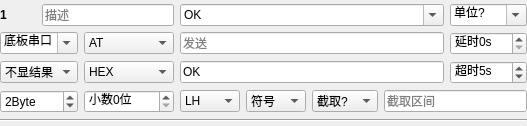
Old version of the form test_item_interface.ui in the repository m-RNA/labview-ini-editor.
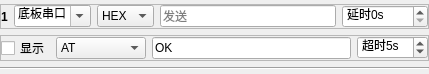
New version of the form.

Commit message: Remove：移除Cmd Item UI 无用项

The edit to the form file:
```diff
--- a/test_item_interface.ui
+++ b/test_item_interface.ui
@@ -6,14 +6,14 @@
    <rect>
     <x>0</x>
     <y>0</y>
-    <width>527</width>
-    <height>120</height>
+    <width>429</width>
+    <height>69</height>
    </rect>
   </property>
   <property name="windowTitle">
    <string>Form</string>
   </property>
-  <layout class="QGridLayout" name="gridLayout">
+  <layout class="QVBoxLayout" name="verticalLayout">
    <property name="leftMargin">
     <number>0</number>
    </property>
@@ -26,7 +26,28 @@
    <property name="bottomMargin">
     <number>4</number>
    </property>
-   <item row="0" column="0">
+   <item>
+    <widget class="QFrame" name="frame">
+     <property name="frameShape">
+      <enum>QFrame::StyledPanel</enum>
+     </property>
+     <property name="frameShadow">
+      <enum>QFrame::Raised</enum>
+     </property>
+     <layout class="QHBoxLayout" name="horizontalLayout">
+      <property name="leftMargin">
+       <number>0</number>
+      </property>
+      <property name="topMargin">
+       <number>0</number>
+      </property>
+      <property name="rightMargin">
+       <number>0</number>
+      </property>
+      <property name="bottomMargin">
+       <number>0</number>
+      </property>
+      <item>
     <widget class="QLabel" name="lbIndex">
      <property name="font">
       <font>
@@ -39,105 +60,7 @@
      </property>
     </widget>
    </item>
-   <item row="0" column="1" colspan="2">
-    <widget class="QLineEdit" name="leBrief">
-     <property name="sizePolicy">
-      <sizepolicy hsizetype="Expanding" vsizetype="Fixed">
-       <horstretch>0</horstretch>
-       <verstretch>0</verstretch>
-      </sizepolicy>
-     </property>
-     <property name="inputMask">
-      <string/>
-     </property>
-     <property name="placeholderText">
-      <string>描述</string>
-     </property>
-    </widget>
-   </item>
-   <item row="0" column="3" colspan="4">
-    <widget class="QComboBox" name="cbDataLimit">
-     <property name="editable">
-      <bool>true</bool>
-     </property>
-     <property name="currentIndex">
-      <number>0</number>
-     </property>
      <item>
-      <property name="text">
-       <string>OK</string>
-      </property>
-     </item>
-     <item>
-      <property name="text">
-       <string>READY</string>
-      </property>
-     </item>
-     <item>
-      <property name="text">
-       <string>AP READY</string>
-      </property>
-     </item>
-     <item>
-      <property name="text">
-       <string>[]</string>
-      </property>
-     </item>
-    </widget>
-   </item>
-   <item row="0" column="7">
-    <widget class="QComboBox" name="cbUnit">
-     <property name="editable">
-      <bool>true</bool>
-     </property>
-     <item>
-      <property name="text">
-       <string>单位?</string>
-      </property>
-     </item>
-     <item>
-      <property name="text">
-       <string>V</string>
-      </property>
-     </item>
-     <item>
-      <property name="text">
-       <string>mV</string>
-      </property>
-     </item>
-     <item>
-      <property name="text">
-       <string>A</string>
-      </property>
-     </item>
-     <item>
-      <property name="text">
-       <string>mA</string>
-      </property>
-     </item>
-     <item>
-      <property name="text">
-       <string>uA</string>
-      </property>
-     </item>
-     <item>
-      <property name="text">
-       <string>Hz</string>
-      </property>
-     </item>
-     <item>
-      <property name="text">
-       <string>kHz</string>
-      </property>
-     </item>
-     <item>
-      <property name="text">
-       <string>MHz</string>
-      </property>
-     </item>
-    </widget>
-   </item>
-   <item row="1" column="0" colspan="2">
     <widget class="QComboBox" name="cbComName">
      <property name="editable">
       <bool>true</bool>
@@ -154,7 +77,105 @@
      </item>
     </widget>
    </item>
-   <item row="1" column="2">
+      <item>
+       <widget class="QComboBox" name="cbEncode">
+        <property name="minimumSize">
+         <size>
+          <width>57</width>
+          <height>0</height>
+         </size>
+        </property>
+        <item>
+         <property name="text">
+          <string>HEX</string>
+         </property>
+        </item>
+        <item>
+         <property name="text">
+          <string>H2S</string>
+         </property>
+        </item>
+       </widget>
+      </item>
+      <item>
+       <widget class="QLineEdit" name="leTx">
+        <property name="sizePolicy">
+         <sizepolicy hsizetype="Expanding" vsizetype="Fixed">
+          <horstretch>1</horstretch>
+          <verstretch>0</verstretch>
+         </sizepolicy>
+        </property>
+        <property name="minimumSize">
+         <size>
+          <width>0</width>
+          <height>0</height>
+         </size>
+        </property>
+        <property name="text">
+         <string/>
+        </property>
+        <property name="placeholderText">
+         <string>发送</string>
+        </property>
+       </widget>
+      </item>
+      <item>
+       <widget class="QSpinBox" name="spbxDelay">
+        <property name="sizePolicy">
+         <sizepolicy hsizetype="Preferred" vsizetype="Fixed">
+          <horstretch>0</horstretch>
+          <verstretch>0</verstretch>
+         </sizepolicy>
+        </property>
+        <property name="minimumSize">
+         <size>
+          <width>86</width>
+          <height>0</height>
+         </size>
+        </property>
+        <property name="suffix">
+         <string>s</string>
+        </property>
+        <property name="prefix">
+         <string>延时</string>
+        </property>
+        <property name="maximum">
+         <number>99</number>
+        </property>
+       </widget>
+      </item>
+     </layout>
+    </widget>
+   </item>
+   <item>
+    <widget class="QFrame" name="frame_2">
+     <property name="frameShape">
+      <enum>QFrame::StyledPanel</enum>
+     </property>
+     <property name="frameShadow">
+      <enum>QFrame::Raised</enum>
+     </property>
+     <layout class="QHBoxLayout" name="horizontalLayout_2">
+      <property name="leftMargin">
+       <number>0</number>
+      </property>
+      <property name="topMargin">
+       <number>0</number>
+      </property>
+      <property name="rightMargin">
+       <number>0</number>
+      </property>
+      <property name="bottomMargin">
+       <number>0</number>
+      </property>
+      <item>
+       <widget class="QCheckBox" name="checkBox">
+        <property name="text">
+         <string>显示</string>
+        </property>
+       </widget>
+      </item>
+      <item>
     <widget class="QComboBox" name="cbTestType">
      <property name="currentIndex">
       <number>0</number>
@@ -201,75 +222,7 @@
      </item>
     </widget>
    </item>
-   <item row="1" column="3" colspan="4">
-    <widget class="QLineEdit" name="leTx">
-     <property name="sizePolicy">
-      <sizepolicy hsizetype="Expanding" vsizetype="Fixed">
-       <horstretch>1</horstretch>
-       <verstretch>0</verstretch>
-      </sizepolicy>
-     </property>
-     <property name="minimumSize">
-      <size>
-       <width>0</width>
-       <height>0</height>
-      </size>
-     </property>
-     <property name="text">
-      <string/>
-     </property>
-     <property name="placeholderText">
-      <string>发送</string>
-     </property>
-    </widget>
-   </item>
-   <item row="1" column="7">
-    <widget class="QSpinBox" name="spbxDelay">
-     <property name="suffix">
-      <string>s</string>
-     </property>
-     <property name="prefix">
-      <string>延时</string>
-     </property>
-     <property name="maximum">
-      <number>999</number>
-     </property>
-    </widget>
-   </item>
-   <item row="2" column="0" colspan="2">
-    <widget class="QComboBox" name="cbDisplayResult">
      <item>
-      <property name="text">
-       <string>不显结果</string>
-      </property>
-     </item>
-     <item>
-      <property name="text">
-       <string>显示结果</string>
-      </property>
-     </item>
-     <item>
-      <property name="text">
-       <string>&lt;_空白&gt;</string>
-      </property>
-     </item>
-    </widget>
-   </item>
-   <item row="2" column="2">
-    <widget class="QComboBox" name="cbEncode">
-     <item>
-      <property name="text">
-       <string>HEX</string>
-      </property>
-     </item>
-     <item>
-      <property name="text">
-       <string>H2S</string>
-      </property>
-     </item>
-    </widget>
-   </item>
-   <item row="2" column="3" colspan="4">
     <widget class="QLineEdit" name="leRx">
      <property name="sizePolicy">
       <sizepolicy hsizetype="Expanding" vsizetype="Fixed">
@@ -291,8 +244,14 @@
      </property>
     </widget>
    </item>
-   <item row="2" column="7">
+      <item>
     <widget class="QSpinBox" name="spbxTimeout">
+        <property name="sizePolicy">
+         <sizepolicy hsizetype="Preferred" vsizetype="Fixed">
+          <horstretch>0</horstretch>
+          <verstretch>0</verstretch>
+         </sizepolicy>
+        </property>
      <property name="suffix">
       <string>s</string>
      </property>
@@ -307,121 +266,10 @@
      </property>
     </widget>
    </item>
-   <item row="3" column="0" colspan="2">
-    <widget class="QSpinBox" name="spbxDataSize">
-     <property name="suffix">
-      <string>Byte</string>
-     </property>
-     <property name="prefix">
-      <string/>
-     </property>
-     <property name="maximum">
-      <number>99</number>
-     </property>
-     <property name="value">
-      <number>2</number>
-     </property>
+     </layout>
     </widget>
    </item>
-   <item row="3" column="2">
-    <widget class="QSpinBox" name="spbxDecPlace">
-     <property name="suffix">
-      <string>位</string>
-     </property>
-     <property name="prefix">
-      <string>小数</string>
-     </property>
-     <property name="maximum">
-      <number>99</number>
-     </property>
-     <property name="value">
-      <number>0</number>
-     </property>
-    </widget>
-   </item>
-   <item row="3" column="3">
-    <widget class="QComboBox" name="spbxByteOrder">
      <item>
-      <property name="text">
-       <string>LH</string>
-      </property>
-     </item>
-     <item>
-      <property name="text">
-       <string>HL</string>
-      </property>
-     </item>
-    </widget>
-   </item>
-   <item row="3" column="4">
-    <widget class="QComboBox" name="cbSign">
-     <property name="editable">
-      <bool>false</bool>
-     </property>
-     <item>
-      <property name="text">
-       <string>符号</string>
-      </property>
-     </item>
-     <item>
-      <property name="text">
-       <string>0</string>
-      </property>
-     </item>
-     <item>
-      <property name="text">
-       <string>1</string>
-      </property>
-     </item>
-    </widget>
-   </item>
-   <item row="3" column="5">
-    <widget class="QComboBox" name="cbAnalysis">
-     <property name="currentIndex">
-      <number>0</number>
-     </property>
-     <item>
-      <property name="text">
-       <string>截取?</string>
-      </property>
-     </item>
-     <item>
-      <property name="text">
-       <string>截取</string>
-      </property>
-     </item>
-     <item>
-      <property name="text">
-       <string>单匹配</string>
-      </property>
-     </item>
-     <item>
-      <property name="text">
-       <string>双匹配</string>
-      </property>
-     </item>
-    </widget>
-   </item>
-   <item row="3" column="6" colspan="2">
-    <widget class="QLineEdit" name="leAnalysis">
-     <property name="sizePolicy">
-      <sizepolicy hsizetype="Expanding" vsizetype="Fixed">
-       <horstretch>1</horstretch>
-       <verstretch>0</verstretch>
-      </sizepolicy>
-     </property>
-     <property name="minimumSize">
-      <size>
-       <width>0</width>
-       <height>0</height>
-      </size>
-     </property>
-     <property name="placeholderText">
-      <string>截取区间</string>
-     </property>
-    </widget>
-   </item>
-   <item row="4" column="0" colspan="8">
     <widget class="Line" name="line">
      <property name="orientation">
       <enum>Qt::Horizontal</enum>
```
Lines whose indentation alone changed are shown as unchanged. The commit also changes 4 other files.
